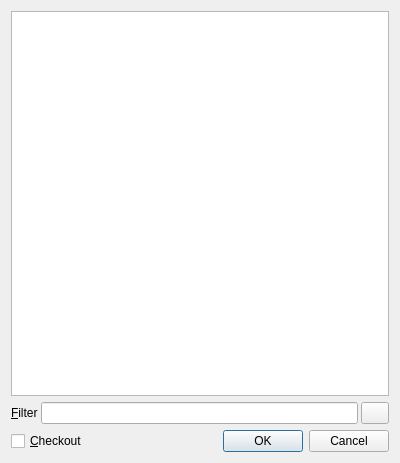
Qt form src/JumpDialog.ui (soramimi/Guitar) before a commit.
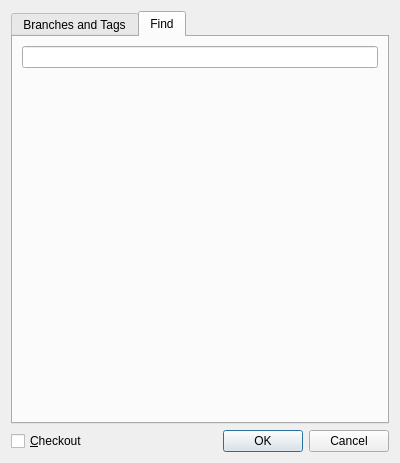
The same form after that commit. Custom widgets are drawn as their Qt base class.

The edit to the form file:
```diff
--- a/src/JumpDialog.ui
+++ b/src/JumpDialog.ui
@@ -13,23 +13,29 @@
   <property name="windowTitle">
    <string>Jump</string>
   </property>
+  <layout class="QVBoxLayout" name="verticalLayout_2">
+   <item>
+    <widget class="QTabWidget" name="tabWidget">
+     <property name="currentIndex">
+      <number>1</number>
+     </property>
+     <widget class="QWidget" name="tab_branches_tags">
+      <attribute name="title">
+       <string>Branches and Tags</string>
+      </attribute>
   <layout class="QVBoxLayout" name="verticalLayout">
-   <item>
-    <widget class="QTableWidget" name="tableWidget">
-     <property name="editTriggers">
-      <set>QAbstractItemView::NoEditTriggers</set>
-     </property>
-     <property name="selectionMode">
-      <enum>QAbstractItemView::SingleSelection</enum>
-     </property>
-     <property name="selectionBehavior">
-      <enum>QAbstractItemView::SelectRows</enum>
-     </property>
-     <attribute name="verticalHeaderVisible">
-      <bool>false</bool>
-     </attribute>
-    </widget>
-   </item>
+       <property name="leftMargin">
+        <number>6</number>
+       </property>
+       <property name="topMargin">
+        <number>6</number>
+       </property>
+       <property name="rightMargin">
+        <number>6</number>
+       </property>
+       <property name="bottomMargin">
+        <number>6</number>
+       </property>
    <item>
     <layout class="QHBoxLayout" name="horizontalLayout_2">
      <property name="spacing">
@@ -68,6 +74,49 @@
       </widget>
      </item>
     </layout>
+       </item>
+       <item>
+        <widget class="QTableWidget" name="tableWidget">
+         <property name="editTriggers">
+          <set>QAbstractItemView::NoEditTriggers</set>
+         </property>
+         <property name="selectionMode">
+          <enum>QAbstractItemView::SingleSelection</enum>
+         </property>
+         <property name="selectionBehavior">
+          <enum>QAbstractItemView::SelectRows</enum>
+         </property>
+         <attribute name="verticalHeaderVisible">
+          <bool>false</bool>
+         </attribute>
+        </widget>
+       </item>
+      </layout>
+     </widget>
+     <widget class="QWidget" name="tab_find_text">
+      <attribute name="title">
+       <string>Find</string>
+      </attribute>
+      <layout class="QVBoxLayout" name="verticalLayout_3">
+       <item>
+        <widget class="QLineEdit" name="lineEdit_text"/>
+       </item>
+       <item>
+        <spacer name="verticalSpacer">
+         <property name="orientation">
+          <enum>Qt::Vertical</enum>
+         </property>
+         <property name="sizeHint" stdset="0">
+          <size>
+           <width>20</width>
+           <height>346</height>
+          </size>
+         </property>
+        </spacer>
+       </item>
+      </layout>
+     </widget>
+    </widget>
    </item>
    <item>
     <layout class="QHBoxLayout" name="horizontalLayout">
```
Lines whose indentation alone changed are shown as unchanged.
